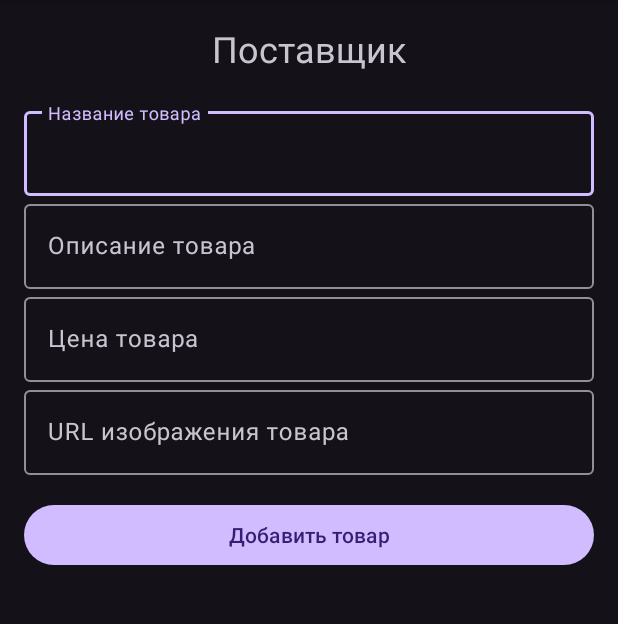
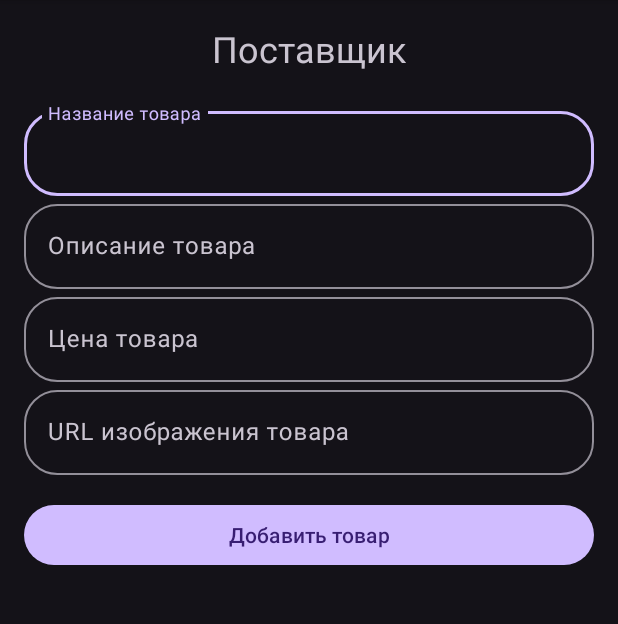
Before and after one commit to Erma4k0v/DelAn, an Android app: the SupplierActivity screen opened directly, with no data from a screen before it, on a phone screen of 412 x 824 dp, the part 96-720 px from its top. Run offline under Robolectric (Android 15) with nearby library versions, the phone set to English and light mode, and no system bars; our stand-ins replace Firebase (no records; nobody signed in at launch, a user with empty details on screens opened directly).

Commit message:
немного дизайна и статус у курьера

```diff
--- a/app/src/main/java/com/example/delan/CourierActivity.java
+++ b/app/src/main/java/com/example/delan/CourierActivity.java
@@ -22,7 +22,6 @@ import java.util.List;
 
 public class CourierActivity extends AppCompatActivity implements OrderAdapter.OnOrderActionClickListener {
     private FirebaseFirestore db;
-    private RecyclerView ordersRecyclerView;
     private OrderAdapter orderAdapter;
     private List<Order> orderList;
 
@@ -33,7 +32,7 @@ public class CourierActivity extends AppCompatActivity implements OrderAdapter.O
 
         db = FirebaseFirestore.getInstance();
 
-        ordersRecyclerView = findViewById(R.id.orders_recycler_view);
+        RecyclerView ordersRecyclerView = findViewById(R.id.orders_recycler_view);
         ordersRecyclerView.setLayoutManager(new LinearLayoutManager(this));
         orderList = new ArrayList<>();
         orderAdapter = new OrderAdapter(this, orderList, this);
--- a/app/src/main/java/com/example/delan/OrderAdapter.java
+++ b/app/src/main/java/com/example/delan/OrderAdapter.java
@@ -62,7 +62,7 @@ public class OrderAdapter extends RecyclerView.Adapter<OrderAdapter.OrderViewHol
 
             if ("Заказано".equals(order.getStatus())) {
                 orderActionButton.setText("Принять заказ");
-            } else if ("Заказ принят".equals(order.getStatus())) {
+            } else if ("Товар принят".equals(order.getStatus())) {
                 orderActionButton.setText("Доставить заказ");
             } else {
                 orderActionButton.setText("Заказ выполнен");
--- a/app/src/main/res/layout/activity_supplier.xml
+++ b/app/src/main/res/layout/activity_supplier.xml
@@ -3,6 +3,7 @@
     xmlns:tools="http://schemas.android.com/tools"
     android:layout_width="match_parent"
     android:layout_height="match_parent"
+    xmlns:app="http://schemas.android.com/apk/res-auto"
     android:padding="16dp"
     tools:context=".SupplierActivity">
 
@@ -22,7 +23,11 @@
 
         <com.google.android.material.textfield.TextInputLayout
             android:layout_width="match_parent"
-            android:layout_height="wrap_content">
+            android:layout_height="wrap_content"
+            app:boxCornerRadiusBottomEnd="10pt"
+            app:boxCornerRadiusBottomStart="10pt"
+            app:boxCornerRadiusTopEnd="10pt"
+            app:boxCornerRadiusTopStart="10pt">
             <com.google.android.material.textfield.TextInputEditText
                 android:id="@+id/product_name"
                 android:layout_width="match_parent"
@@ -33,7 +38,11 @@
 
         <com.google.android.material.textfield.TextInputLayout
             android:layout_width="match_parent"
-            android:layout_height="wrap_content">
+            android:layout_height="wrap_content"
+            app:boxCornerRadiusBottomEnd="10pt"
+            app:boxCornerRadiusBottomStart="10pt"
+            app:boxCornerRadiusTopEnd="10pt"
+            app:boxCornerRadiusTopStart="10pt">
             <com.google.android.material.textfield.TextInputEditText
                 android:id="@+id/product_description"
                 android:layout_width="match_parent"
@@ -44,7 +53,11 @@
 
         <com.google.android.material.textfield.TextInputLayout
             android:layout_width="match_parent"
-            android:layout_height="wrap_content">
+            android:layout_height="wrap_content"
+            app:boxCornerRadiusBottomEnd="10pt"
+            app:boxCornerRadiusBottomStart="10pt"
+            app:boxCornerRadiusTopEnd="10pt"
+            app:boxCornerRadiusTopStart="10pt">
             <com.google.android.material.textfield.TextInputEditText
                 android:id="@+id/product_price"
                 android:layout_width="match_parent"
@@ -56,7 +69,11 @@
 
         <com.google.android.material.textfield.TextInputLayout
             android:layout_width="match_parent"
-            android:layout_height="wrap_content">
+            android:layout_height="wrap_content"
+            app:boxCornerRadiusBottomEnd="10pt"
+            app:boxCornerRadiusBottomStart="10pt"
+            app:boxCornerRadiusTopEnd="10pt"
+            app:boxCornerRadiusTopStart="10pt">
             <com.google.android.material.textfield.TextInputEditText
                 android:id="@+id/product_image_url"
                 android:layout_width="match_parent"
```
Also changed, not shown: app/src/main/res/layout/activity_login.xml (+13 -4 lines), app/src/main/res/layout/activity_register.xml (+16 -3 lines).
